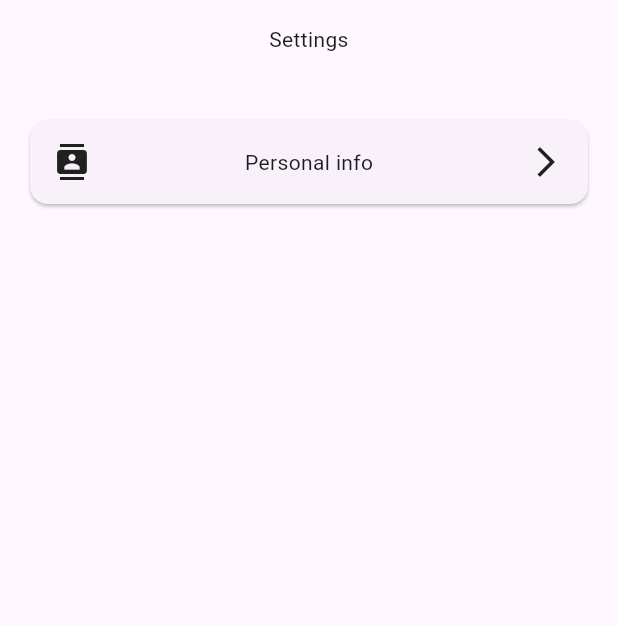
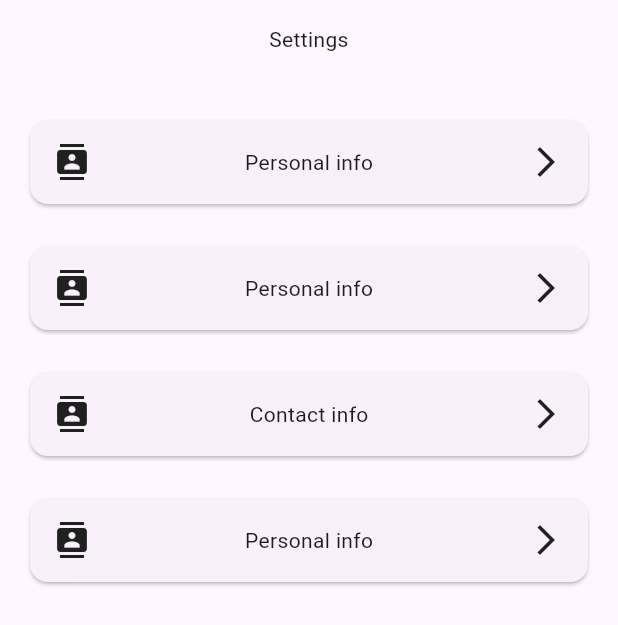
Before and after one commit to odilon-cloud/silent-signal-mobile, a Flutter app: the ProfilePage screen opened directly, on a phone screen of 412 x 824 dp. Shown: the top 625 px of the screen. Run offline on Flutter 3.47's test engine with Material 3 defaults, Android fonts, the phone set to English and light mode, and no system bars.

Commit message:
Fixed profile page

```diff
--- a/lib/common/components/base_layout.dart
+++ b/lib/common/components/base_layout.dart
@@ -83,7 +83,7 @@ class _BaseLayoutState extends State<BaseLayout> {
           ),
           BottomNavigationBarItem(
             icon: Icon(Icons.alarm_sharp),
-          //  label: 'Community',
+            label: '',
           ),
            BottomNavigationBarItem(
             icon: Icon(Icons.emoji_events),
--- a/lib/common/components/profile_page.dart
+++ b/lib/common/components/profile_page.dart
@@ -22,9 +22,9 @@ class ProfilePage extends StatelessWidget {
                 child: Container(
                   width: double.infinity,
                   padding: const EdgeInsets.all(16.0),
-                  child: Row(
+                  child: const Row(
                     mainAxisAlignment: MainAxisAlignment.spaceBetween,
-                    children: const [
+                    children: [
                       Icon(Icons.contacts),
                       Text(
                         'Personal info',
@@ -36,12 +36,65 @@ class ProfilePage extends StatelessWidget {
                   ),
                 ),
               ),
-             const SizedBox(height: 16),
-
-
-
+             const SizedBox(height: 20),
+              Card(
+                child: Container(
+                  width: double.infinity,
+                  padding: const EdgeInsets.all(16.0),
+                  child: const Row(
+                    mainAxisAlignment: MainAxisAlignment.spaceBetween,
+                    children: [
+                      Icon(Icons.contacts),
+                      Text(
+                        'Personal info',
+                        textAlign: TextAlign.center,
+                        style: TextStyle(fontSize: 14),
+                      ),
+                      Icon(Icons.arrow_forward_ios_outlined),
+                    ],
+                  ),
+                ),
+              ),
 
               const SizedBox(height: 20),
+
+              Card(
+                child: Container(
+                  width: double.infinity,
+                  padding: const EdgeInsets.all(16.0),
+                  child: const Row(
+                    mainAxisAlignment: MainAxisAlignment.spaceBetween,
+                    children: [
+                      Icon(Icons.contacts),
+                      Text(
+                        'Contact info',
+                        textAlign: TextAlign.center,
+                        style: TextStyle(fontSize: 14),
+                      ),
+                      Icon(Icons.arrow_forward_ios_outlined),
+                    ],
+                  ),
+                ),
+              ),
+              const SizedBox(height: 20),
+               Card(
+                child: Container(
+                  width: double.infinity,
+                  padding: const EdgeInsets.all(16.0),
+                  child: const Row(
+                    mainAxisAlignment: MainAxisAlignment.spaceBetween,
+                    children: [
+                      Icon(Icons.contacts),
+                      Text(
+                        'Personal info',
+                        textAlign: TextAlign.center,
+                        style: TextStyle(fontSize: 14),
+                      ),
+                      Icon(Icons.arrow_forward_ios_outlined),
+                    ],
+                  ),
+                ),
+              )
             ],
           ),
         ),
--- a/lib/features/auth/LoginForm.dart
+++ b/lib/features/auth/LoginForm.dart
@@ -216,7 +216,14 @@ class _LoginformState extends State<Loginform> {
 
                 ElevatedButton.icon(
                   onPressed: () {
-                    // Add your button action here
+                     Navigator.push(
+                      context,
+                      MaterialPageRoute(builder: (context) {
+                        return Scaffold(
+                          body: BaseLayout(),
+                        );
+                      }),
+                    );
                   },
                   icon: const Icon(
                     Icons.info,
```
Also changed, not shown: 6 other files.
